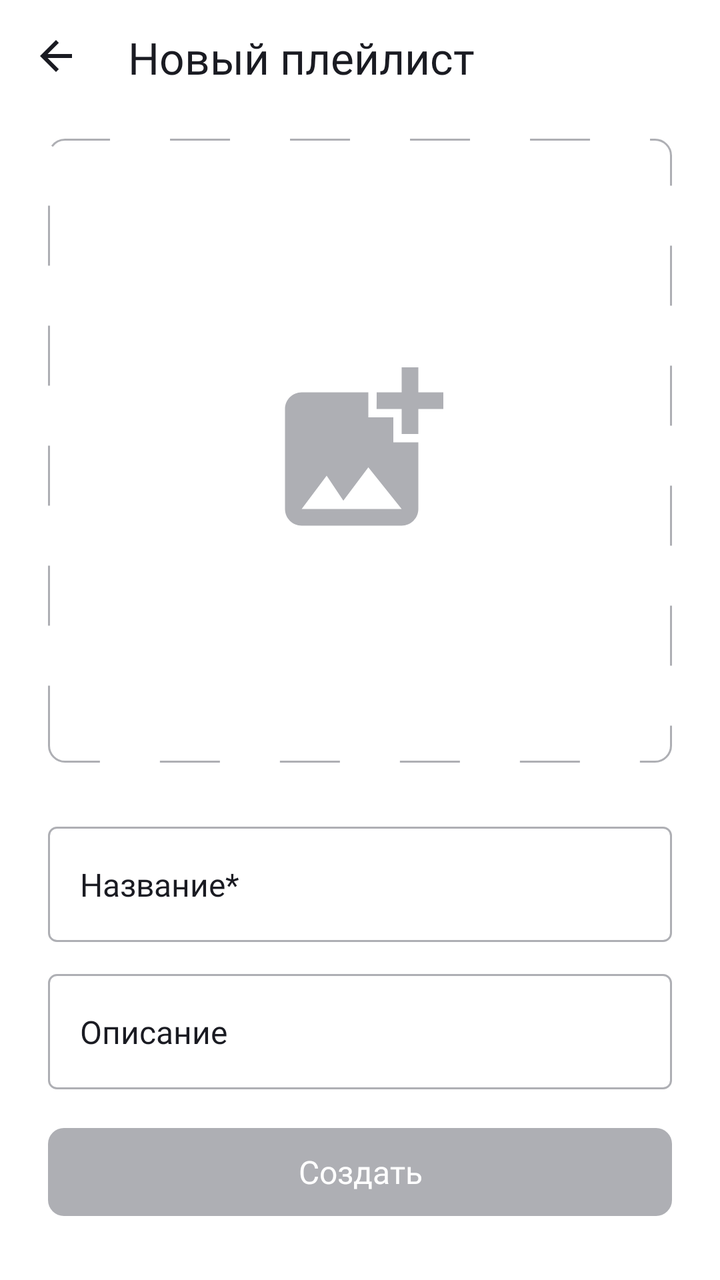
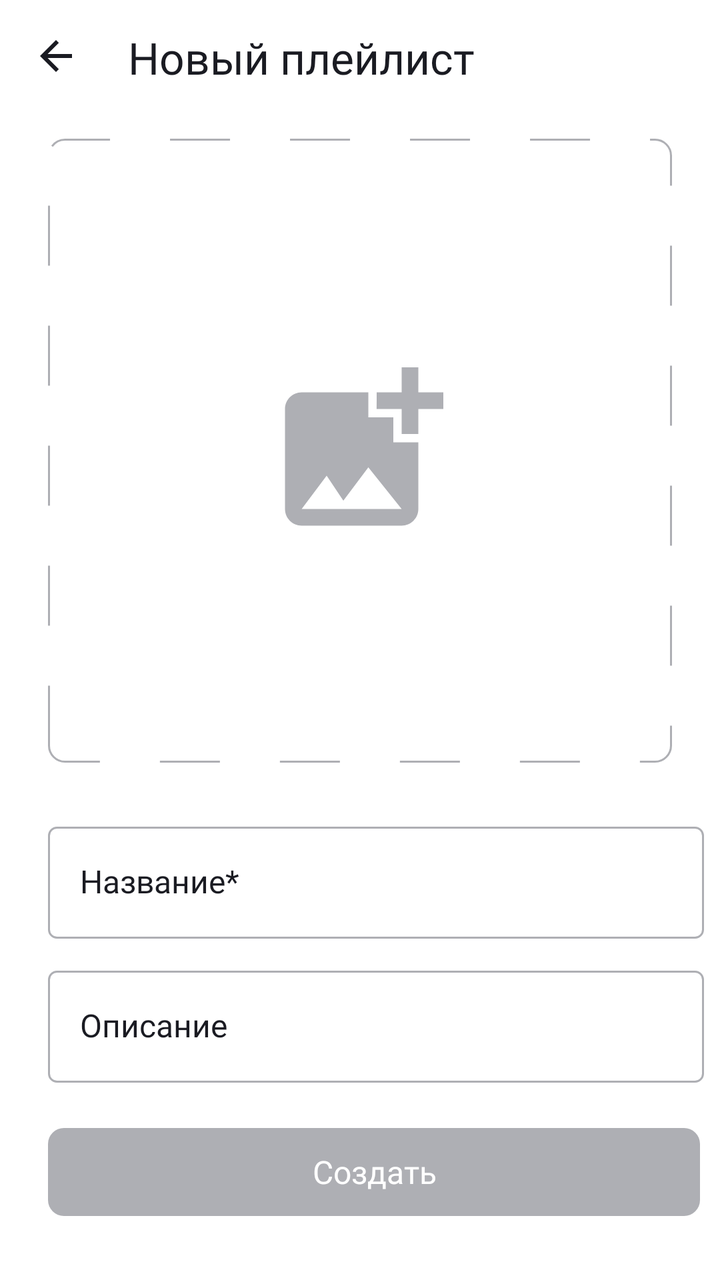

Screens rendered from an Android XML layout before and after an edit, with the pre-edit source and the edit as a unified diff.
<!-- AndroidManifest.xml: application theme Theme.MaterialComponents.DayNight.NoActionBar -->
<!-- res/layout/fragment_playlist.xml -->
<?xml version="1.0" encoding="utf-8"?>
<androidx.constraintlayout.widget.ConstraintLayout
    xmlns:android="http://schemas.android.com/apk/res/android"
    android:layout_width="match_parent"
    android:layout_height="match_parent"
    xmlns:app="http://schemas.android.com/apk/res-auto"
    xmlns:tools="http://schemas.android.com/tools"
    android:id="@+id/playlistFragment"
    tools:context=".player.ui.fragment.AudioPlayerFragment"
    android:theme="@style/Base.Theme.PlaylistMaker"
    android:background="?attr/colorPrimary">
    <ImageView
        android:id="@+id/backButton"
        android:layout_width="24dp"
        android:layout_height="24dp"
        android:src="@drawable/ic_arrow"
        app:tint="?attr/colorOnPrimary"

        app:layout_constraintTop_toTopOf="parent"
        app:layout_constraintStart_toStartOf="parent"
        android:layout_marginStart="16dp"
        android:layout_marginTop="16dp"/>
    <TextView
        android:id="@+id/screenName"
        android:layout_width="wrap_content"
        android:layout_height="wrap_content"
        android:text="@string/new_playlist"
        android:fontFamily="@font/ys_display_medium"
        android:textSize="22sp"
        android:textColor="?attr/colorOnPrimary"
        android:textFontWeight="500"

        app:layout_constraintTop_toTopOf="parent"
        app:layout_constraintStart_toEndOf="@id/backButton"
        android:layout_marginStart="24dp"
        android:layout_marginTop="14dp"/>

    <ImageView
        android:id="@+id/playlistImage"
        android:layout_width="312dp"
        android:layout_height="312dp"
        android:src="@drawable/ic_new_playlist"
        android:scaleType="center"

        android:background="@drawable/playlist_image_background"

        app:layout_constraintStart_toStartOf="parent"
        app:layout_constraintEnd_toEndOf="parent"
        app:layout_constraintTop_toBottomOf="@id/screenName"
        android:layout_marginTop="26dp"/>
    
    <EditText
        android:id="@+id/playlistName"
        android:layout_width="312dp"
        android:layout_height="wrap_content"
        android:paddingHorizontal="16dp"
        android:paddingVertical="18dp"
        android:hint="@string/playlist_name"
        android:textColorHint="?attr/colorOnPrimary"
        android:fontFamily="@font/ys_display_regular"
        android:textSize="16sp"
        android:textColor="?attr/colorOnPrimary"
        android:textFontWeight="400"

        android:background="@drawable/edit_text_background"

        app:layout_constraintStart_toStartOf="@id/playlistImage"
        app:layout_constraintTop_toBottomOf="@id/playlistImage"
        android:layout_marginTop="32dp"/>

    <EditText
        android:id="@+id/playlistDescription"
        android:layout_width="312dp"
        android:layout_height="wrap_content"
        android:paddingHorizontal="16dp"
        android:paddingVertical="18dp"
        android:hint="@string/playlist_description"
        android:textColorHint="?attr/colorOnPrimary"
        android:fontFamily="@font/ys_display_regular"
        android:textSize="16sp"
        android:textColor="?attr/colorOnPrimary"
        android:textFontWeight="400"

        android:background="@drawable/edit_text_background"

        app:layout_constraintTop_toBottomOf="@id/playlistName"
        app:layout_constraintStart_toStartOf="@id/playlistImage"
        android:layout_marginTop="16dp"/>

    <androidx.appcompat.widget.AppCompatButton
        android:id="@+id/saveButton"
        android:layout_width="312dp"
        android:layout_height="44dp"
        android:text="@string/create"
        android:background="@drawable/button_states"
        android:textColor="@color/white"
        android:textSize="16sp"
        android:fontFamily="@font/ys_display_medium"
        android:textFontWeight="500"
        android:textAllCaps="false"
        android:enabled="false"

        app:layout_constraintBottom_toBottomOf="parent"
        app:layout_constraintStart_toStartOf="@id/playlistImage"
        android:layout_marginBottom="32dp" />
</androidx.constraintlayout.widget.ConstraintLayout>
<!-- resources referenced by this layout -->
<resources>
  <color name="white">#FFFFFFFF</color>
  <!-- drawable button_states (drawable) -->
  <?xml version="1.0" encoding="utf-8"?>
  <selector xmlns:android="http://schemas.android.com/apk/res/android">
      <item android:state_enabled="true">
          <shape>
              <solid android:color="@color/blue"/>
              <corners android:radius="8dp"/>
          </shape>
      </item>
      <item android:state_enabled="false">
          <shape>
              <solid android:color="@color/text_grey"/>
              <corners android:radius="8dp"/>
          </shape>
      </item>
  </selector>
  <!-- drawable edit_text_background (drawable) -->
  <?xml version="1.0" encoding="utf-8"?>
  <shape xmlns:android="http://schemas.android.com/apk/res/android">
      <stroke
          android:color="?attr/colorOnBackground"
          android:width="1dp"/>
      <corners android:radius="4dp"/>
  </shape>
  <!-- drawable ic_arrow (drawable) -->
  <vector xmlns:android="http://schemas.android.com/apk/res/android"
      android:width="24dp"
      android:height="24dp"
      android:viewportWidth="24"
      android:viewportHeight="24">
    <group>
      <clip-path
          android:pathData="M0,0h24v24h-24z"/>
      <path
          android:pathData="M20,11H7.83L13.42,5.41L12,4L4,12L12,20L13.41,18.59L7.83,13H20V11Z"
          android:fillColor="#1A1B22"/>
    </group>
  </vector>
  <!-- drawable ic_new_playlist (drawable) -->
  <vector xmlns:android="http://schemas.android.com/apk/res/android"
      android:width="100dp"
      android:height="100dp"
      android:viewportWidth="100"
      android:viewportHeight="100">
    <group>
      <clip-path
          android:pathData="M8,0L92,0A8,8 0,0 1,100 8L100,92A8,8 0,0 1,92 100L8,100A8,8 0,0 1,0 92L0,8A8,8 0,0 1,8 0z"/>
      <path
          android:pathData="M79.17,29.17V41.63C79.17,41.63 70.88,41.67 70.83,41.63V29.17H58.33C58.33,29.17 58.38,20.88 58.33,20.83H70.83V8.33H79.17V20.83H91.67V29.17H79.17ZM66.67,45.83V33.33H54.17V20.83H20.83C16.25,20.83 12.5,24.58 12.5,29.17V79.17C12.5,83.75 16.25,87.5 20.83,87.5H70.83C75.42,87.5 79.17,83.75 79.17,79.17V45.83H66.67ZM20.83,79.17L33.33,62.5L41.67,75L54.17,58.33L70.83,79.17H20.83Z"
          android:fillColor="#AEAFB4"/>
    </group>
  </vector>
  <!-- drawable playlist_image_background (drawable) -->
  <?xml version="1.0" encoding="utf-8"?>
  <shape xmlns:android="http://schemas.android.com/apk/res/android">
      <size android:height="312dp"
          android:width="312dp"/>
      <corners android:radius="8dp"/>
  
      <stroke
          android:color="@color/text_grey"
          android:width="1dp"
          android:dashWidth="30dp"
          android:dashGap="30dp"/>
  </shape>
  <string name="create">Создать</string>
  <string name="new_playlist">Новый плейлист</string>
  <string name="playlist_description">Описание</string>
  <string name="playlist_name">Название*</string>
  <style name="Base.Theme.PlaylistMaker" parent="Theme.MaterialComponents.DayNight.NoActionBar">
          <item name="colorPrimary">@color/white</item>
          <item name="colorSecondary">@color/blue</item>
          <item name="colorOnPrimary">@color/black</item>
          <item name="colorOnBackground">@color/text_grey</item>
          <item name="colorOnContainer">@color/light_gray</item>
      </style>
  <color name="blue">#3772E7</color>
  <color name="text_grey">#AEAFB4</color>
  <color name="black">#1A1B22</color>
  <color name="light_gray">#E6E8EB</color>
</resources>

<!-- the commit's change to res/layout/fragment_playlist.xml (unified diff, before → after) -->
@@ -51,8 +51,8 @@
     
     <EditText
         android:id="@+id/playlistName"
-        android:layout_width="312dp"
-        android:layout_height="wrap_content"
+        android:layout_width="328dp"
+        android:layout_height="56dp"
         android:paddingHorizontal="16dp"
         android:paddingVertical="18dp"
         android:hint="@string/playlist_name"
@@ -70,8 +70,8 @@
 
     <EditText
         android:id="@+id/playlistDescription"
-        android:layout_width="312dp"
-        android:layout_height="wrap_content"
+        android:layout_width="328dp"
+        android:layout_height="56dp"
         android:paddingHorizontal="16dp"
         android:paddingVertical="18dp"
         android:hint="@string/playlist_description"
@@ -89,7 +89,7 @@
 
     <androidx.appcompat.widget.AppCompatButton
         android:id="@+id/saveButton"
-        android:layout_width="312dp"
+        android:layout_width="326dp"
         android:layout_height="44dp"
         android:text="@string/create"
         android:background="@drawable/button_states"
